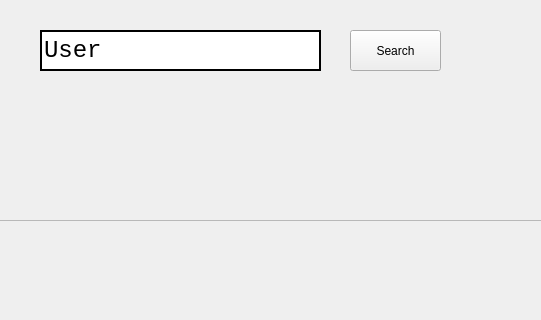
The window that TrabajoFinal/formprincipal.ui (symphony701/SX31_201924261_20191d998) describes before a commit, drawn with Qt 5; both pictures show x 170 to 711 and y 0 to 320 of the 1155 by 700 pixel window.
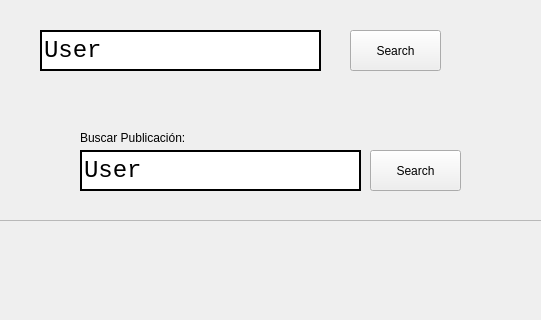
The same window after the commit.

Commit message: Buscar publicaciones por palabra

Patch:
```diff
--- a/TrabajoFinal/formprincipal.ui
+++ b/TrabajoFinal/formprincipal.ui
@@ -250,6 +250,57 @@
     <string>Más populares</string>
    </property>
   </widget>
+  <widget class="QLineEdit" name="lineID_2">
+   <property name="geometry">
+    <rect>
+     <x>250</x>
+     <y>150</y>
+     <width>281</width>
+     <height>41</height>
+    </rect>
+   </property>
+   <property name="font">
+    <font>
+     <family>Consolas</family>
+     <pointsize>18</pointsize>
+    </font>
+   </property>
+   <property name="styleSheet">
+    <string notr="true">border: 2px solid black;</string>
+   </property>
+   <property name="text">
+    <string>User</string>
+   </property>
+   <property name="alignment">
+    <set>Qt::AlignLeading|Qt::AlignLeft|Qt::AlignVCenter</set>
+   </property>
+  </widget>
+  <widget class="QPushButton" name="ButtonPerfil_2">
+   <property name="geometry">
+    <rect>
+     <x>540</x>
+     <y>150</y>
+     <width>91</width>
+     <height>41</height>
+    </rect>
+   </property>
+   <property name="text">
+    <string>Search</string>
+   </property>
+  </widget>
+  <widget class="QLabel" name="label">
+   <property name="geometry">
+    <rect>
+     <x>250</x>
+     <y>130</y>
+     <width>131</width>
+     <height>16</height>
+    </rect>
+   </property>
+   <property name="text">
+    <string>Buscar Publicación:</string>
+   </property>
+  </widget>
  </widget>
  <resources/>
  <connections/>
```
The commit also changes 7 other files.
